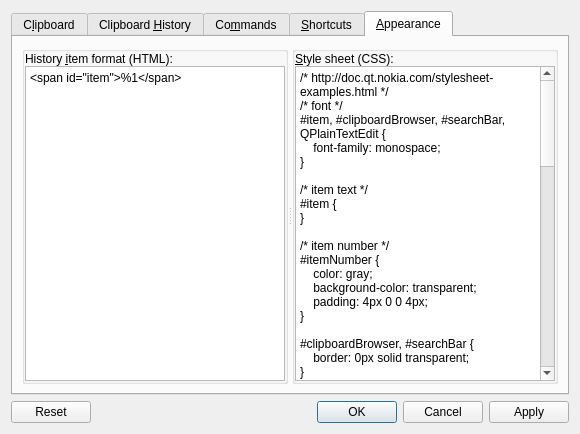
This is src/configurationmanager.ui in hluk/CopyQ as Qt 5 draws it before an edit. The edited form follows.
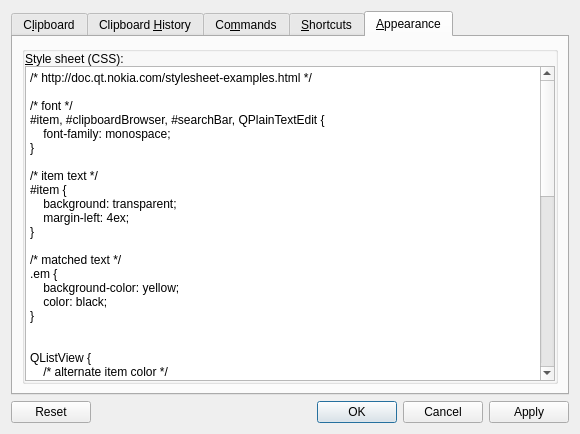
This is the edited form. The open tabs and pages were chosen to show the change.

```diff
--- a/src/configurationmanager.ui
+++ b/src/configurationmanager.ui
@@ -468,46 +468,6 @@
            <property name="childrenCollapsible">
             <bool>true</bool>
            </property>
-           <widget class="QGroupBox" name="verticalLayout_6">
-            <property name="flat">
-             <bool>true</bool>
-            </property>
-            <layout class="QGridLayout" name="gridLayout_5">
-             <property name="margin">
-              <number>0</number>
-             </property>
-             <property name="spacing">
-              <number>0</number>
-             </property>
-             <item row="0" column="0">
-              <layout class="QVBoxLayout" name="verticalLayout_8">
-               <item>
-                <widget class="QLabel" name="label_7">
-                 <property name="text">
-                  <string>History &amp;item format (HTML):</string>
-                 </property>
-                 <property name="buddy">
-                  <cstring>plainTextEdit_html</cstring>
-                 </property>
-                </widget>
-               </item>
-               <item>
-                <widget class="QPlainTextEdit" name="plainTextEdit_html">
-                 <property name="sizePolicy">
-                  <sizepolicy hsizetype="Expanding" vsizetype="Expanding">
-                   <horstretch>0</horstretch>
-                   <verstretch>0</verstretch>
-                  </sizepolicy>
-                 </property>
-                 <property name="plainText">
-                  <string>&lt;span id=&quot;item&quot;&gt;%1&lt;/span&gt;</string>
-                 </property>
-                </widget>
-               </item>
-              </layout>
-             </item>
-            </layout>
-           </widget>
            <widget class="QGroupBox" name="verticalLayout_7">
             <property name="flat">
              <bool>true</bool>
@@ -541,6 +501,7 @@
                  </property>
                  <property name="plainText">
                   <string>/* http://doc.qt.nokia.com/stylesheet-examples.html */
+
 /* font */
 #item, #clipboardBrowser, #searchBar, QPlainTextEdit {
     font-family: monospace;
@@ -548,20 +509,27 @@
 
 /* item text */
 #item {
+    background: transparent;
+    margin-left: 4ex;
 }
 
-/* item number */
-#itemNumber {
+/* matched text */
+.em {
+    background-color: yellow;
+    color: black;
+}
+
+
+QListView {
+    /* alternate item color */
+    alternate-background-color: rgba(200,200,200,100);
+
+    /* selection color */
+    selection-background-color: rgba(150,220,255,200);
+
+    /* number text color */
     color: gray;
-    background-color: transparent;
-    padding: 4px 0 0 4px;
-}
-
-#clipboardBrowser, #searchBar {
-    border: 0px solid transparent;
-}
-
-QMainWindow {
+    selection-color: white;
 }
 
 #clipboardBrowser {
@@ -574,39 +542,16 @@
     font-weight: bold;
 }
 
-.format {
-    font-size: 6pt;
-    font-style: italic;
-}
-
-.format.current {
-    text-decoration: underline;
-}
-
-/* matched text */
-.em {
-    background-color: yellow;
+QPlainTextEdit {
     color: black;
 }
 
+QMainWindow {
+}
+
 QToolTip, QScrollBar {
 }
-
-QListView::item {
-    border: 3px solid transparent;
-}
-
-QListView::item:alternate {
-    background-color: rgba(0,240,255,30);
-}
-
-QListView::item:selected {
-    background-color: rgba(255,255,100,150);
-}
-
-QListView::item:hover {
-    border: 2px dashed #888;
-}</string>
+</string>
                  </property>
                 </widget>
                </item>
```
Left out of the diff: 1 changed line with no effect on the pictures.
